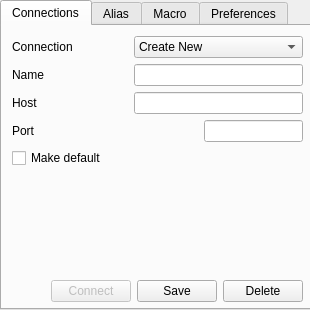
Before: the Qt Designer form src/devclient/gui_src/gui_option.ui in develer-staff/devclient, drawn with Qt 5.
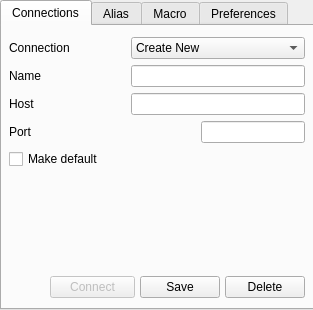
After: the same form once the commit is applied. Icons and pictures are not drawn.

```diff
--- a/src/devclient/gui_src/gui_option.ui
+++ b/src/devclient/gui_src/gui_option.ui
@@ -5,7 +5,7 @@
    <rect>
     <x>0</x>
     <y>0</y>
-    <width>310</width>
+    <width>313</width>
     <height>310</height>
    </rect>
   </property>
@@ -20,7 +20,7 @@
     <rect>
      <x>0</x>
      <y>0</y>
-     <width>316</width>
+     <width>315</width>
      <height>310</height>
     </rect>
    </property>
@@ -37,17 +37,17 @@
     <attribute name="title" >
      <string>Connections</string>
     </attribute>
-    <widget class="QWidget" name="layoutWidget" >
+    <widget class="QWidget" name="" >
      <property name="geometry" >
       <rect>
-       <x>10</x>
-       <y>10</y>
-       <width>291</width>
-       <height>266</height>
+       <x>7</x>
+       <y>11</y>
+       <width>296</width>
+       <height>261</height>
       </rect>
      </property>
      <layout class="QGridLayout" >
-      <item row="0" column="0" colspan="2" >
+      <item row="0" column="0" >
        <layout class="QGridLayout" >
         <item row="0" column="0" colspan="2" >
          <widget class="QLabel" name="label_conn" >
@@ -198,7 +198,7 @@
         </item>
        </layout>
       </item>
-      <item row="1" column="0" colspan="2" >
+      <item row="1" column="0" >
        <spacer>
         <property name="orientation" >
          <enum>Qt::Vertical</enum>
@@ -212,40 +212,34 @@
        </spacer>
       </item>
       <item row="2" column="0" >
-       <spacer>
-        <property name="orientation" >
-         <enum>Qt::Horizontal</enum>
-        </property>
-        <property name="sizeHint" >
-         <size>
-          <width>20</width>
-          <height>20</height>
-         </size>
-        </property>
-       </spacer>
-      </item>
-      <item row="2" column="1" >
        <layout class="QHBoxLayout" >
         <property name="spacing" >
-         <number>6</number>
+         <number>5</number>
         </property>
-        <property name="leftMargin" >
-         <number>0</number>
-        </property>
-        <property name="topMargin" >
-         <number>0</number>
-        </property>
-        <property name="rightMargin" >
-         <number>0</number>
-        </property>
-        <property name="bottomMargin" >
-         <number>0</number>
-        </property>
+        <item>
+         <spacer>
+          <property name="orientation" >
+           <enum>Qt::Horizontal</enum>
+          </property>
+          <property name="sizeHint" >
+           <size>
+            <width>20</width>
+            <height>20</height>
+           </size>
+          </property>
+         </spacer>
+        </item>
         <item>
          <widget class="QPushButton" name="connect_conn" >
           <property name="enabled" >
            <bool>false</bool>
           </property>
+          <property name="minimumSize" >
+           <size>
+            <width>85</width>
+            <height>0</height>
+           </size>
+          </property>
           <property name="text" >
            <string>Connect</string>
           </property>
```
Left out of the diff: 31 changed lines with no effect on the pictures.
